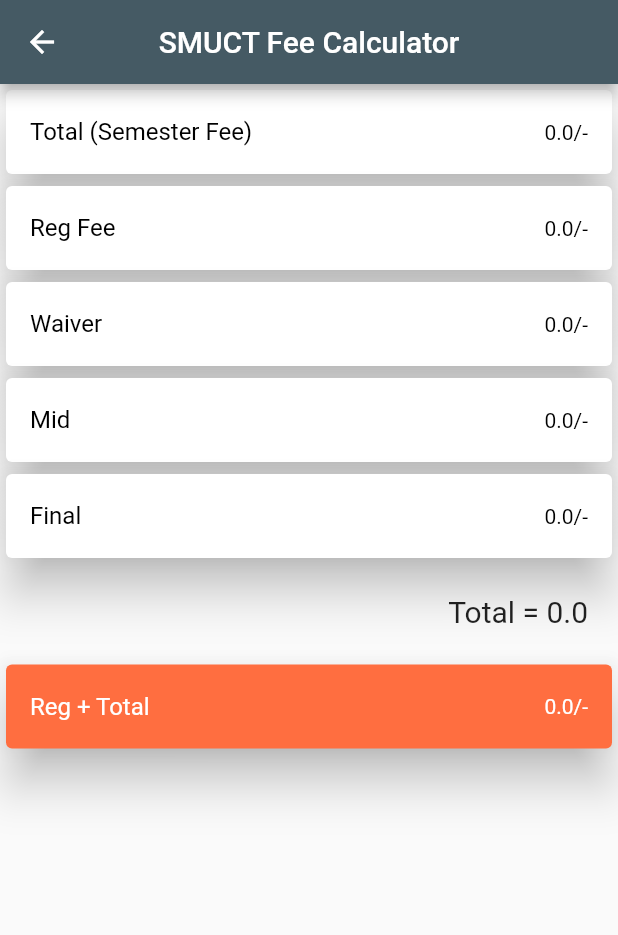
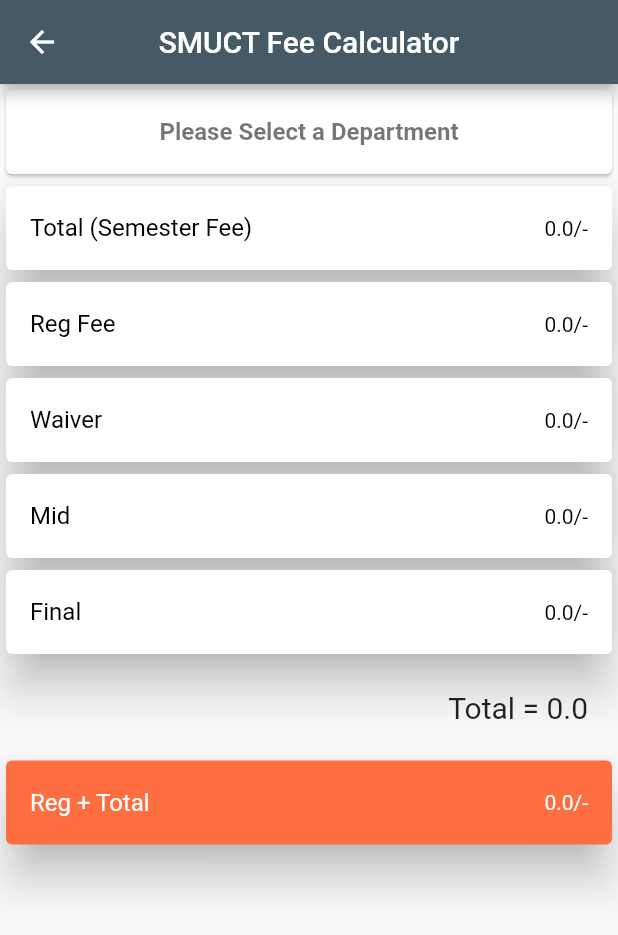
Before and after one commit to momin-mostafa/Smuct-Payment-Calculator, a Flutter app: the screen it shows after launch, after a tap on the "navigate next" icon, on a phone screen of 412 x 824 dp. Shown: the top 935 px of the screen. Run offline on Flutter 3.47's test engine with Material 2 defaults, Android fonts, the phone set to English and light mode, and no system bars; our stand-ins replace get; missing offline and left inert: window_size; project files that could hold a hidden picture were left out.

Commit message:
UI fixed

```diff
--- a/payment_calc_smuct/lib/controller/cost_controller.dart
+++ b/payment_calc_smuct/lib/controller/cost_controller.dart
@@ -4,6 +4,7 @@
 class CostController extends GetxController {
   var data = DataModel();
   CostController({
+    required String departmentName,
     required double semesterfeeTotal,
     required double registrationFee,
     // required double waiverPercentage,
--- a/payment_calc_smuct/lib/screens/first_page.dart
+++ b/payment_calc_smuct/lib/screens/first_page.dart
@@ -17,6 +17,7 @@
 class _LoginDemoState extends State<LoginDemo> {
   // var color;
   Student data = Student();
+  String departmentName = "Please Select a Department";
   // TextEditingController sscResult = TextEditingController();
   String dropdownValue = 'Select Department';
   List<String> dropdownItem = ['Select Department', 'CSE', 'CSIT'];
@@ -26,9 +27,12 @@
     return Scaffold(
       backgroundColor: Colors.white,
       appBar: AppBar(
+        backgroundColor: Colors.blueGrey[700],
+        centerTitle: true,
         title: const Text("Input Page"),
       ),
       floatingActionButton: FloatingActionButton(
+        backgroundColor: Colors.deepOrangeAccent,
         onPressed: () {
           Get.to(const Home(), arguments: [
             double.parse(data.semesterfeeTotal),
@@ -43,6 +47,7 @@
             data.sscGolden,
             data.hscGolden,
             // double.parse(data.additionalWaiver),
+            departmentName,
           ]);
         },
         child: const Icon(Icons.navigate_next_sharp),
@@ -103,11 +108,11 @@
             decoration: const BoxDecoration(
               border: Border(
                 top: BorderSide(
-                  color: Colors.purple,
+                  color: Colors.deepOrangeAccent,
                   width: 2.0,
                 ),
                 left: BorderSide(
-                  color: Colors.purple,
+                  color: Colors.deepOrangeAccent,
                   width: 4.0,
                 ),
               ),
@@ -133,10 +138,13 @@
                     if (value == "CSE") {
                       data.semesterfeeTotal = "20600";
                       data.registrationFee = "2000";
+                      departmentName = "Department of CSE";
                     } else if (value == "CSIT") {
                       data.semesterfeeTotal = "18400";
                       data.registrationFee = "2000";
+                      departmentName = "Department of CSIT";
                     }
+
                     setState(() {
                       dropdownValue = value!;
                     });
--- a/payment_calc_smuct/lib/screens/home.dart
+++ b/payment_calc_smuct/lib/screens/home.dart
@@ -29,6 +29,7 @@
       sscGolden: data[9], //todo change data
       hscGolden: data[10], //todo change data
       // additionalWaiver: data[11],
+      departmentName: data[11],
     ));
 
     return Scaffold(
@@ -39,6 +40,18 @@
       ),
       body: ListView(
         children: [
+          Card(
+            child: ListTile(
+              title: Center(
+                  child: Text(
+                data[11],
+                style: const TextStyle(
+                  color: Colors.black54,
+                  fontWeight: FontWeight.bold,
+                ),
+              )),
+            ),
+          ),
           customCard(
             customTitle: "Total (Semester Fee)",
             value: dataController.data.total,
@@ -75,7 +88,7 @@
             tileColor: Colors.deepOrangeAccent,
             textColor: Colors.white,
           ),
-          //debug button
+          // debug button
           // TextButton(
           //   onPressed: () {
           //     for (var item in data) {
```
Also changed, not shown: 3 other files.
